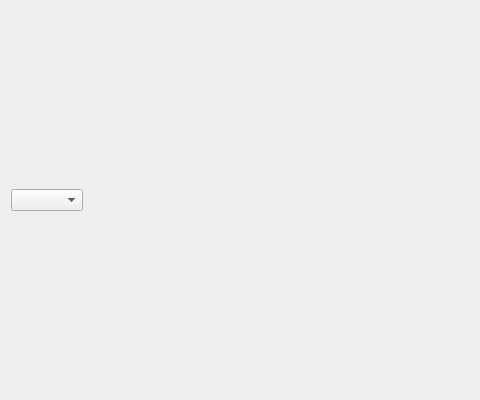
Before: the Qt Designer form Nav-View/src/GUI/Plot/Graph.ui in wxr007/Nav-View, drawn with Qt 5; both pictures show x 0 to 480 and y 0 to 400 of the 1080 by 400 pixel window.
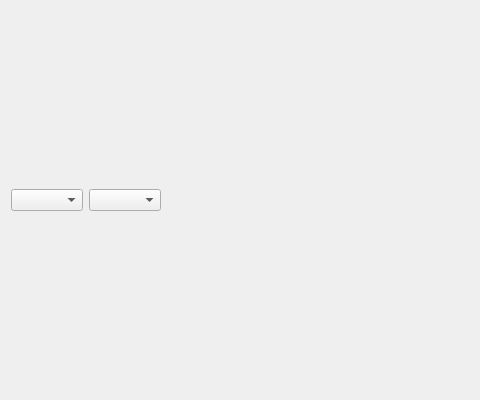
After: the same form once the commit is applied.

```diff
--- a/Nav-View/src/GUI/Plot/Graph.ui
+++ b/Nav-View/src/GUI/Plot/Graph.ui
@@ -25,6 +25,9 @@
      <item>
       <widget class="QComboBox" name="combo_PacketType"/>
      </item>
+     <item>
+      <widget class="QComboBox" name="combo_sensor"/>
+     </item>
      <item>
       <spacer name="horizontalSpacer">
        <property name="orientation">
```
